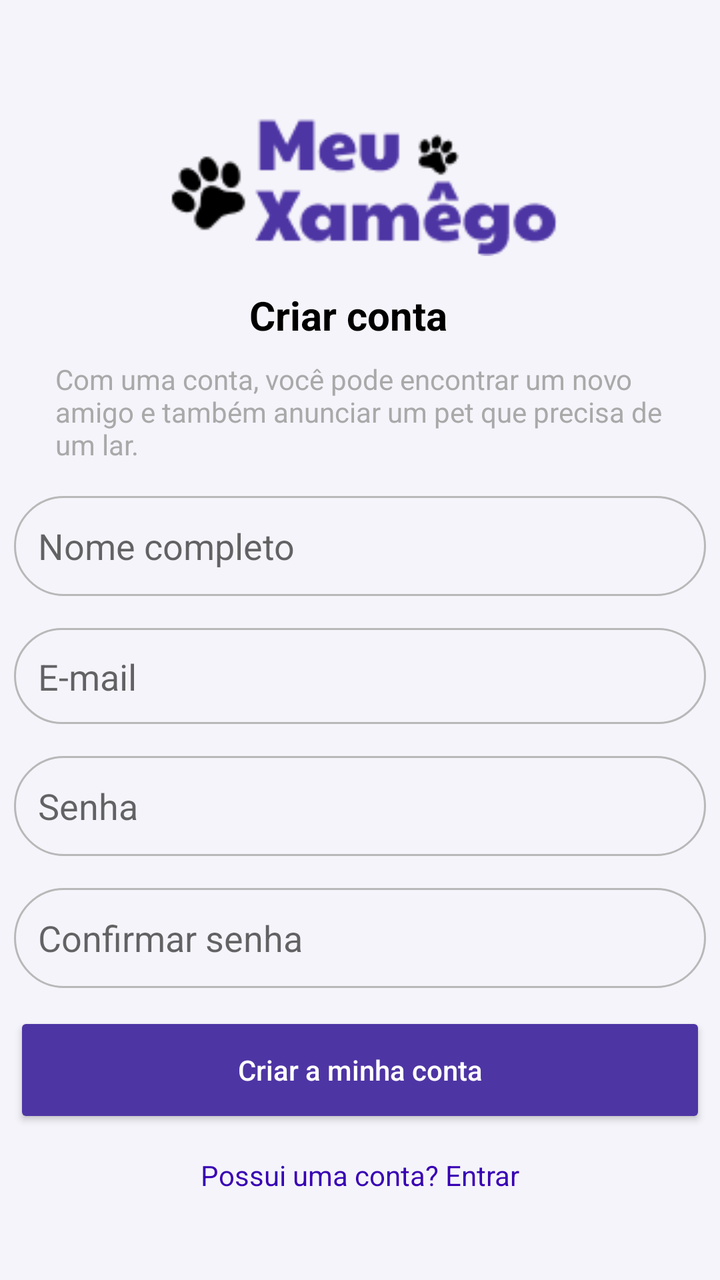
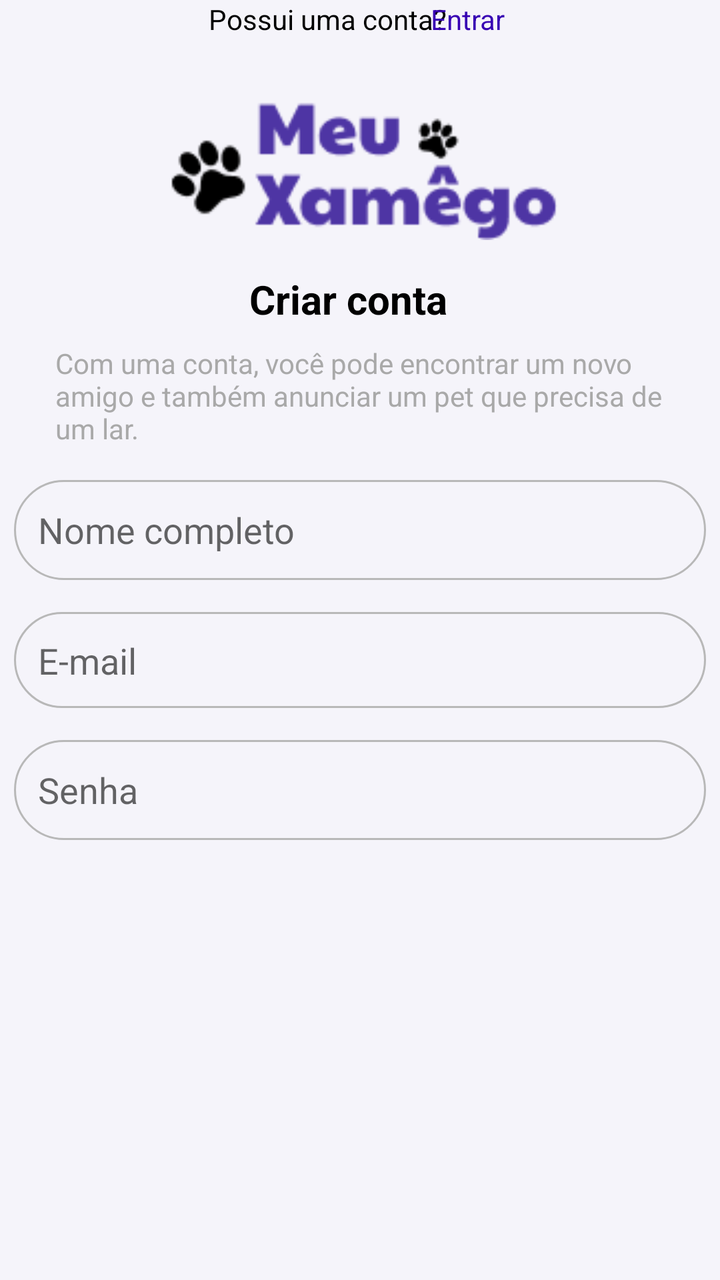

An Android layout rendered at two revisions. The XML below is the earlier revision; the diff shows what the commit changed to produce the second picture.
<!-- AndroidManifest.xml: application theme Theme.MyApplication -->
<!-- res/layout/activity_signup.xml -->
<?xml version="1.0" encoding="utf-8"?>
<androidx.constraintlayout.widget.ConstraintLayout xmlns:android="http://schemas.android.com/apk/res/android"
    android:layout_width="match_parent"
    android:layout_height="match_parent"
    xmlns:app="http://schemas.android.com/apk/res-auto"
    xmlns:tools="http://schemas.android.com/tools"
    android:id="@+id/main_layout"
    android:background="#F5F4FA"
    tools:context=".SignupActivity"
    >

    <ImageView
        android:id="@+id/imgLogo"
        android:layout_width="254dp"
        android:layout_height="76dp"
        android:layout_marginTop="52dp"
        android:contentDescription="@string/app_name"
        android:src="@drawable/meuxamego_logo"
        app:layout_constraintEnd_toEndOf="parent"
        app:layout_constraintHorizontal_bias="0.496"
        app:layout_constraintStart_toStartOf="parent"
        app:layout_constraintTop_toTopOf="parent" />

    <TextView
        android:id="@+id/tvTitle"
        android:layout_width="111dp"
        android:layout_height="32dp"
        android:layout_marginTop="16dp"
        android:text="Criar conta"
        android:textColor="@color/black"
        android:textSize="20sp"
        android:textStyle="bold"
        app:layout_constraintEnd_toEndOf="parent"
        app:layout_constraintStart_toStartOf="parent"
        app:layout_constraintTop_toBottomOf="@id/imgLogo" />

    <TextView
        android:id="@+id/tvDesc"
        android:layout_width="310dp"
        android:layout_height="52dp"
        android:layout_marginStart="35dp"
        android:layout_marginTop="4dp"
        android:layout_marginEnd="32dp"
        android:text="Com uma conta, você pode encontrar um novo amigo e também anunciar um pet que precisa de um lar."
        android:textAlignment="center"
        android:textColor="#a9a9a9"
        app:layout_constraintEnd_toEndOf="parent"
        app:layout_constraintHorizontal_bias="0.441"
        app:layout_constraintStart_toStartOf="parent"
        app:layout_constraintTop_toBottomOf="@+id/tvTitle" />

    <EditText
        android:id="@+id/etName"
        android:layout_width="346dp"
        android:layout_height="50dp"
        android:layout_marginTop="16dp"
        android:hint="Nome completo"
        android:inputType="textPersonName"
        android:padding="12dp"
        android:textColor="#d3d3d3"
        android:background="@drawable/borda_fina"
        app:layout_constraintTop_toBottomOf="@+id/tvDesc"
        app:layout_constraintStart_toStartOf="parent"
        app:layout_constraintEnd_toEndOf="parent"
        app:layout_constraintHorizontal_bias="0.5" />

    <EditText
        android:id="@+id/etEmail"
        android:layout_width="346dp"
        android:layout_height="48dp"
        android:layout_marginTop="16dp"
        android:hint="E-mail"
        android:inputType="textEmailAddress"
        android:padding="12dp"
        android:textColor="#a9a9a9"
        android:background="@drawable/borda_fina"
        app:layout_constraintTop_toBottomOf="@+id/etName"
        app:layout_constraintStart_toStartOf="parent"
        app:layout_constraintEnd_toEndOf="parent"
        app:layout_constraintHorizontal_bias="0.5" />

    <EditText
        android:id="@+id/etPassword"
        android:layout_width="346dp"
        android:layout_height="50dp"
        android:layout_marginTop="16dp"
        android:hint="Senha"
        android:inputType="textPassword"
        android:padding="12dp"
        android:maxLength="8"
        android:textColor="#a9a9a9"
        android:background="@drawable/borda_fina"
        app:layout_constraintTop_toBottomOf="@+id/etEmail"
        app:layout_constraintStart_toStartOf="parent"
        app:layout_constraintEnd_toEndOf="parent"
        app:layout_constraintHorizontal_bias="0.5" />

    <EditText
        android:id="@+id/etConfirm"
        android:layout_width="346dp"
        android:layout_height="50dp"
        android:layout_marginTop="16dp"
        android:hint="Confirmar senha"
        android:inputType="textPassword"
        android:padding="12dp"
        android:maxLength="8"
        android:textColor="#a9a9a9"
        android:background="@drawable/borda_fina"
        app:layout_constraintTop_toBottomOf="@+id/etPassword"
        app:layout_constraintStart_toStartOf="parent"
        app:layout_constraintEnd_toEndOf="parent"
        app:layout_constraintHorizontal_bias="0.5" />

    <LinearLayout
        android:id="@+id/layoutSocial"
        android:layout_width="wrap_content"
        android:layout_height="wrap_content"
        android:orientation="horizontal"
        android:layout_marginTop="12dp"
        app:layout_constraintTop_toBottomOf="@+id/etConfirm"
        app:layout_constraintStart_toStartOf="parent"
        app:layout_constraintEnd_toEndOf="parent"
        app:layout_constraintHorizontal_bias="0.5" />

    <TextView
        android:id="@+id/tvLogin"
        android:layout_width="wrap_content"
        android:layout_height="wrap_content"
        android:layout_marginTop="72dp"
        android:text="Possui uma conta? Entrar"
        android:textColor="@color/purple_700"
        android:autoLink="web"
        android:linksClickable="true"
        android:focusable="true"
        app:layout_constraintEnd_toEndOf="parent"
        app:layout_constraintStart_toStartOf="parent"
        app:layout_constraintTop_toBottomOf="@id/layoutSocial" />

    <Button
        android:id="@+id/btnCreate"
        android:layout_width="346dp"
        android:layout_height="58dp"
        android:layout_marginTop="12dp"
        android:backgroundTint="#4E35A4"
        android:elevation="6dp"
        android:text="Criar a minha conta"
        android:textAllCaps="false"
        android:textColor="@color/white"
        app:cornerRadius="24dp"
        app:layout_constraintEnd_toEndOf="parent"
        app:layout_constraintHorizontal_bias="0.495"
        app:layout_constraintStart_toStartOf="parent"
        app:layout_constraintTop_toBottomOf="@+id/etConfirm" />

</androidx.constraintlayout.widget.ConstraintLayout>
<!-- resources referenced by this layout -->
<resources>
  <color name="black">#FF000000</color>
  <color name="purple_700">#FF3700B3</color>
  <color name="white">#FFFFFFFF</color>
  <!-- drawable borda_fina (drawable) -->
  <?xml version="1.0" encoding="utf-8"?>
  <selector xmlns:android="http://schemas.android.com/apk/res/android">
  
      <item android:state_focused="true">
          <shape android:shape="rectangle">
              <solid android:color="@android:color/transparent" />
              <stroke
                  android:width="2dp"
                  android:color="#2196F3" />
              <corners android:radius="24dp" />
          </shape>
      </item>
  
      <item>
          <shape android:shape="rectangle">
              <solid android:color="@android:color/transparent" />
              <stroke
                  android:width="1dp"
                  android:color="#B8B8B8"/>
              <corners android:radius="25dp" />
          </shape>
      </item>
  
  </selector>
  <!-- drawable meuxamego_logo: png bitmap (drawable, 4317 bytes) -->
  <string name="app_name">My Application</string>
  <style name="Theme.MyApplication" parent="Theme.MaterialComponents.DayNight.DarkActionBar">
          
          <item name="colorPrimary">@color/purple_500</item>
          <item name="colorPrimaryVariant">@color/purple_700</item>
          <item name="colorOnPrimary">@color/white</item>
          
          <item name="colorSecondary">@color/teal_200</item>
          <item name="colorSecondaryVariant">@color/teal_700</item>
          <item name="colorOnSecondary">@color/black</item>
          
          <item name="android:statusBarColor">?attr/colorPrimaryVariant</item>
          
      </style>
  <color name="purple_500">#FF6200EE</color>
  <color name="teal_200">#FF03DAC5</color>
  <color name="teal_700">#FF018786</color>
</resources>

<!-- the commit's change to res/layout/activity_signup.xml (unified diff, before → after) -->
@@ -1,19 +1,18 @@
 <?xml version="1.0" encoding="utf-8"?>
 <androidx.constraintlayout.widget.ConstraintLayout xmlns:android="http://schemas.android.com/apk/res/android"
-    android:layout_width="match_parent"
-    android:layout_height="match_parent"
     xmlns:app="http://schemas.android.com/apk/res-auto"
     xmlns:tools="http://schemas.android.com/tools"
     android:id="@+id/main_layout"
+    android:layout_width="match_parent"
+    android:layout_height="match_parent"
     android:background="#F5F4FA"
-    tools:context=".SignupActivity"
-    >
+    tools:context=".SignupActivity">
 
     <ImageView
         android:id="@+id/imgLogo"
         android:layout_width="254dp"
         android:layout_height="76dp"
-        android:layout_marginTop="52dp"
+        android:layout_marginTop="44dp"
         android:contentDescription="@string/app_name"
         android:src="@drawable/meuxamego_logo"
         app:layout_constraintEnd_toEndOf="parent"
@@ -54,102 +53,132 @@
         android:layout_width="346dp"
         android:layout_height="50dp"
         android:layout_marginTop="16dp"
+        android:background="@drawable/borda_fina"
         android:hint="Nome completo"
         android:inputType="textPersonName"
         android:padding="12dp"
         android:textColor="#d3d3d3"
-        android:background="@drawable/borda_fina"
-        app:layout_constraintTop_toBottomOf="@+id/tvDesc"
+        app:layout_constraintEnd_toEndOf="parent"
+        app:layout_constraintHorizontal_bias="0.5"
         app:layout_constraintStart_toStartOf="parent"
-        app:layout_constraintEnd_toEndOf="parent"
-        app:layout_constraintHorizontal_bias="0.5" />
+        app:layout_constraintTop_toBottomOf="@+id/tvDesc" />
 
     <EditText
         android:id="@+id/etEmail"
         android:layout_width="346dp"
         android:layout_height="48dp"
         android:layout_marginTop="16dp"
+        android:background="@drawable/borda_fina"
         android:hint="E-mail"
         android:inputType="textEmailAddress"
         android:padding="12dp"
         android:textColor="#a9a9a9"
-        android:background="@drawable/borda_fina"
-        app:layout_constraintTop_toBottomOf="@+id/etName"
+        app:layout_constraintEnd_toEndOf="parent"
+        app:layout_constraintHorizontal_bias="0.5"
         app:layout_constraintStart_toStartOf="parent"
-        app:layout_constraintEnd_toEndOf="parent"
-        app:layout_constraintHorizontal_bias="0.5" />
+        app:layout_constraintTop_toBottomOf="@+id/etName" />
 
     <EditText
         android:id="@+id/etPassword"
         android:layout_width="346dp"
         android:layout_height="50dp"
         android:layout_marginTop="16dp"
+        android:background="@drawable/borda_fina"
         android:hint="Senha"
         android:inputType="textPassword"
+        android:maxLength="8"
         android:padding="12dp"
-        android:maxLength="8"
         android:textColor="#a9a9a9"
-        android:background="@drawable/borda_fina"
-        app:layout_constraintTop_toBottomOf="@+id/etEmail"
+        app:layout_constraintEnd_toEndOf="parent"
+        app:layout_constraintHorizontal_bias="0.5"
         app:layout_constraintStart_toStartOf="parent"
+        app:layout_constraintTop_toBottomOf="@+id/etEmail" />
+
+    <TextView
+        android:id="@+id/txtTermos2"
+        android:layout_width="326dp"
+        android:layout_height="32dp"
+        android:layout_marginBottom="24dp"
+        android:autoLink="web"
+        android:focusable="true"
+        android:gravity="center"
+        android:linksClickable="true"
+        android:text="Ao criar a conta você estará de acordo com nossos "
+        android:textColor="@color/black"
+        app:layout_constraintBottom_toTopOf="@+id/btnCreate"
         app:layout_constraintEnd_toEndOf="parent"
-        app:layout_constraintHorizontal_bias="0.5" />
+        app:layout_constraintHorizontal_bias="0.494"
+        app:layout_constraintStart_toStartOf="parent" />
 
-    <EditText
-        android:id="@+id/etConfirm"
-        android:layout_width="346dp"
-        android:layout_height="50dp"
-        android:layout_marginTop="16dp"
-        android:hint="Confirmar senha"
-        android:inputType="textPassword"
-        android:padding="12dp"
-        android:maxLength="8"
-        android:textColor="#a9a9a9"
-        android:background="@drawable/borda_fina"
-        app:layout_constraintTop_toBottomOf="@+id/etPassword"
-        app:layout_constraintStart_toStartOf="parent"
+    <TextView
+        android:id="@+id/txtTermos"
+        android:layout_width="326dp"
+        android:layout_height="32dp"
+        android:layout_marginBottom="4dp"
+        android:autoLink="web"
+        android:focusable="true"
+        android:gravity="center"
+        android:linksClickable="true"
+        android:text="Termos de Uso"
+        android:textColor="@color/purple_700"
+        app:layout_constraintBottom_toTopOf="@+id/btnCreate"
         app:layout_constraintEnd_toEndOf="parent"
-        app:layout_constraintHorizontal_bias="0.5" />
+        app:layout_constraintHorizontal_bias="0.494"
+        app:layout_constraintStart_toStartOf="parent" />
 
     <LinearLayout
         android:id="@+id/layoutSocial"
         android:layout_width="wrap_content"
         android:layout_height="wrap_content"
+        android:layout_marginTop="12dp"
         android:orientation="horizontal"
-        android:layout_marginTop="12dp"
-        app:layout_constraintTop_toBottomOf="@+id/etConfirm"
+        app:layout_constraintEnd_toEndOf="parent"
+        app:layout_constraintHorizontal_bias="0.5"
         app:layout_constraintStart_toStartOf="parent"
-        app:layout_constraintEnd_toEndOf="parent"
-        app:layout_constraintHorizontal_bias="0.5" />
+        app:layout_constraintTop_toBottomOf="@+id/etConfirm" />
 
     <TextView
         android:id="@+id/tvLogin"
         android:layout_width="wrap_content"
         android:layout_height="wrap_content"
-        android:layout_marginTop="72dp"
-        android:text="Possui uma conta? Entrar"
+        android:autoLink="web"
+        android:focusable="true"
+        android:linksClickable="true"
+        android:text="Possui uma conta? "
+        android:textColor="@color/black"
+        app:layout_constraintEnd_toEndOf="parent"
+        app:layout_constraintHorizontal_bias="0.439"
+        app:layout_constraintStart_toStartOf="parent"
+        tools:layout_editor_absoluteY="565dp" />
+
+    <TextView
+        android:id="@+id/tvLogin2"
+        android:layout_width="wrap_content"
+        android:layout_height="wrap_content"
+        android:autoLink="web"
+        android:focusable="true"
+        android:linksClickable="true"
+        android:text="Entrar"
         android:textColor="@color/purple_700"
-        android:autoLink="web"
-        android:linksClickable="true"
-        android:focusable="true"
         app:layout_constraintEnd_toEndOf="parent"
+        app:layout_constraintHorizontal_bias="0.667"
         app:layout_constraintStart_toStartOf="parent"
-        app:layout_constraintTop_toBottomOf="@id/layoutSocial" />
+        tools:layout_editor_absoluteY="565dp" />
 
     <Button
         android:id="@+id/btnCreate"
         android:layout_width="346dp"
         android:layout_height="58dp"
-        android:layout_marginTop="12dp"
+        android:layout_marginBottom="12dp"
         android:backgroundTint="#4E35A4"
         android:elevation="6dp"
         android:text="Criar a minha conta"
         android:textAllCaps="false"
         android:textColor="@color/white"
         app:cornerRadius="24dp"
+        app:layout_constraintBottom_toTopOf="@+id/tvLogin"
         app:layout_constraintEnd_toEndOf="parent"
-        app:layout_constraintHorizontal_bias="0.495"
-        app:layout_constraintStart_toStartOf="parent"
-        app:layout_constraintTop_toBottomOf="@+id/etConfirm" />
+        app:layout_constraintHorizontal_bias="0.492"
+        app:layout_constraintStart_toStartOf="parent" />
 
 </androidx.constraintlayout.widget.ConstraintLayout>
